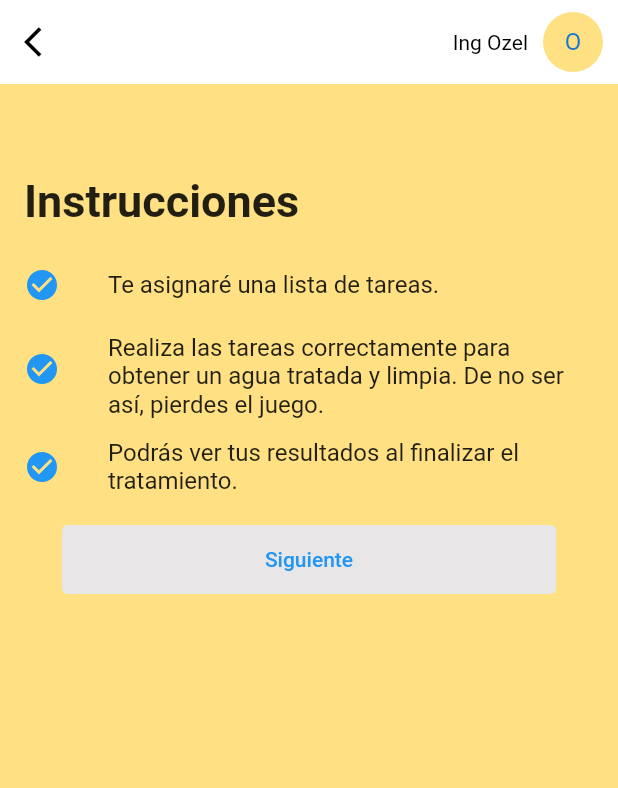
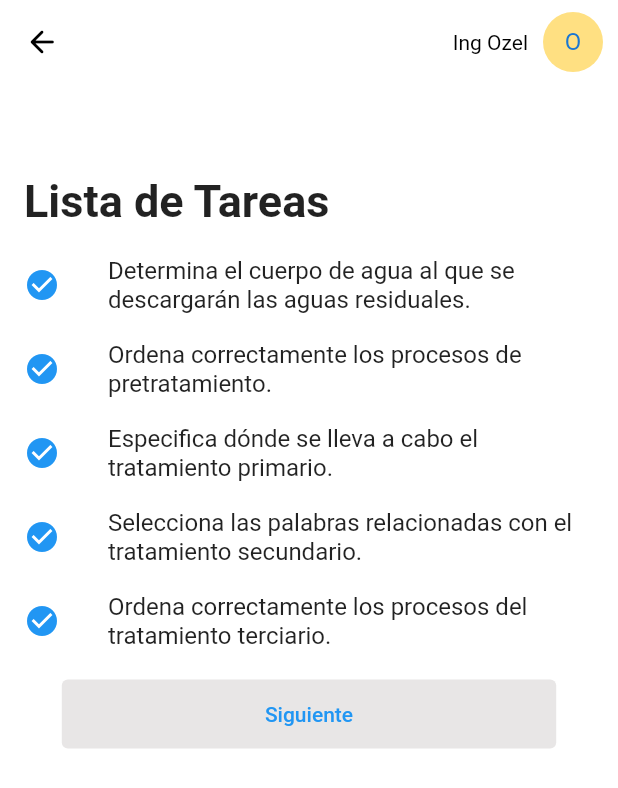
Before and after one commit to ozel-byte/caudi_clean, a Flutter app: the SLiderThree screen opened by its route, on a phone screen of 412 x 824 dp. Shown: the top 788 px of the screen. Run offline on Flutter 3.47's test engine with Material 2 defaults, Android fonts, the light colour scheme and no system bars; our stand-ins replace wave.

Commit message:
update vista 2

```diff
--- a/lib/src/pages/sliderTrhee.dart
+++ b/lib/src/pages/sliderTrhee.dart
@@ -12,7 +12,7 @@ class SLiderThree extends StatelessWidget {
       appBar: AppBar(
         backgroundColor: Colors.white,
         leading: Icon(
-          Icons.arrow_back_ios,
+          Icons.arrow_back_rounded,
           color: Colors.black,
         ),
         elevation: 0.0,
@@ -40,13 +40,12 @@ class SLiderThree extends StatelessWidget {
       body: Container(
         width: size.width * 1,
         height: size.height * 1,
-        color: Colors.amber[200],
         child: ListView(
           padding: EdgeInsets.only(top: 50, left: 0),
           children: [
             ListTile(
               title: Text(
-                "Instrucciones",
+                "Lista de Tareas",
                 style: TextStyle(fontSize: 30, fontWeight: FontWeight.bold),
               ),
             ),
@@ -55,17 +54,28 @@ class SLiderThree extends StatelessWidget {
                 Icons.check_circle,
                 color: Colors.blue,
               ),
-              title: Text("Te asignaré una lista de tareas."),
+              title: Text(
+                  "Determina el cuerpo de agua al que se descargarán las aguas residuales."),
+            ),
+            ListTile(
+              leading: Icon(Icons.check_circle, color: Colors.blue),
+              title:
+                  Text("Ordena correctamente los procesos de pretratamiento."),
             ),
             ListTile(
               leading: Icon(Icons.check_circle, color: Colors.blue),
               title: Text(
-                  "Realiza las tareas correctamente para obtener un agua tratada y limpia. De no ser así, pierdes el juego."),
+                  "Especifica dónde se lleva a cabo el tratamiento primario."),
             ),
             ListTile(
               leading: Icon(Icons.check_circle, color: Colors.blue),
               title: Text(
-                  "Podrás ver tus resultados al finalizar el tratamiento."),
+                  "Selecciona las palabras relacionadas con el tratamiento secundario."),
+            ),
+            ListTile(
+              leading: Icon(Icons.check_circle, color: Colors.blue),
+              title: Text(
+                  "Ordena correctamente los procesos del tratamiento terciario."),
             ),
             SizedBox(
               height: 10,
--- a/lib/src/pages/sliderTwo.dart
+++ b/lib/src/pages/sliderTwo.dart
@@ -109,9 +109,11 @@ class _SliderTwoState extends State<SliderTwo> {
                           EdgeInsets.symmetric(vertical: 15)),
                       backgroundColor:
                           MaterialStateProperty.all(Color(0xff22ADCC))),
-                  onPressed: () {},
+                  onPressed: () {
+                    Navigator.popAndPushNamed(context, "slierThree");
+                  },
                   child: Text(
-                    "Jugar",
+                    "Siguiente",
                     style: TextStyle(color: Colors.white),
                   )),
             )
```
